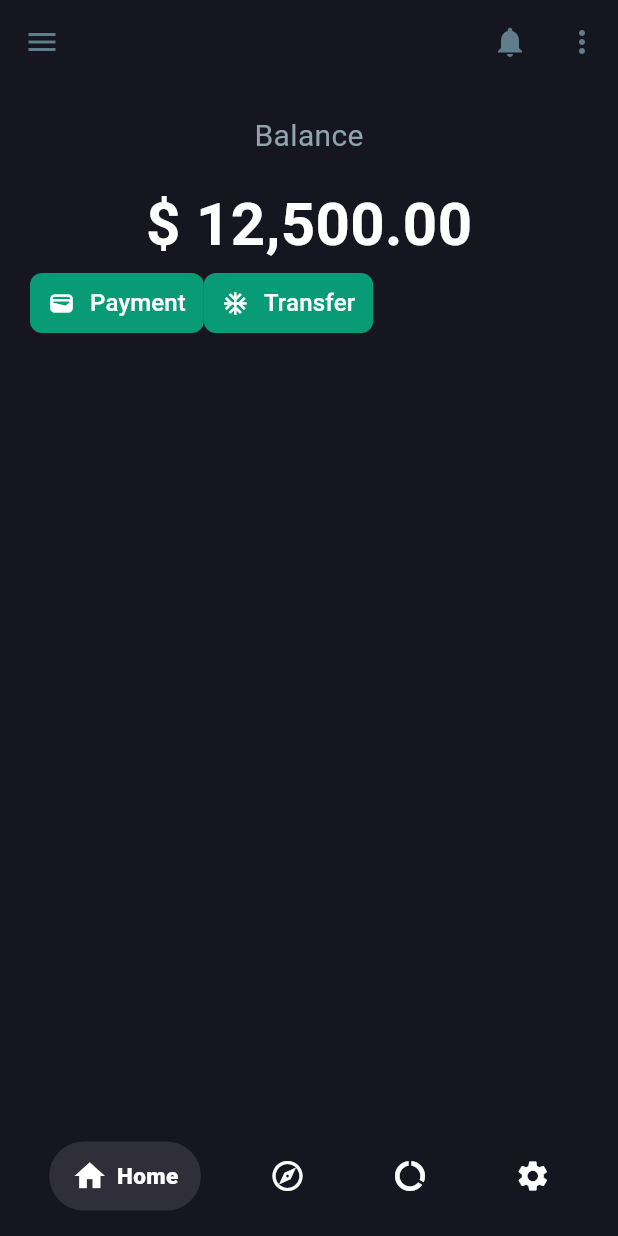
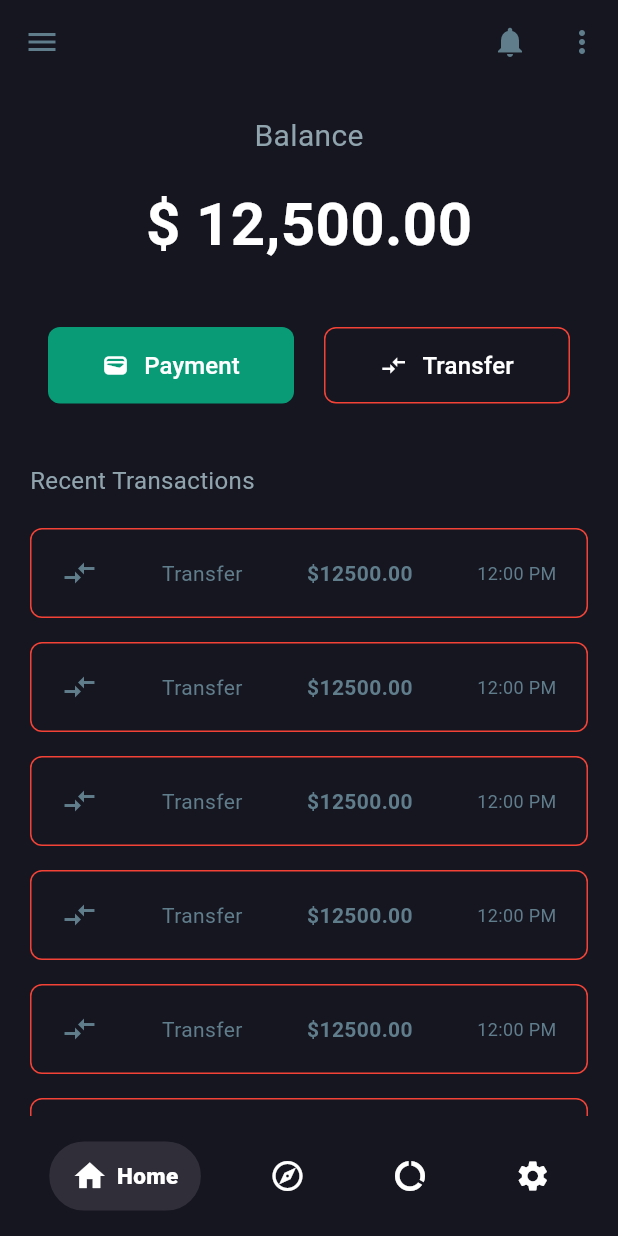
Before and after one commit to zgjff/flutter_demos, a Flutter app: the screen it shows after launch, after a tap on "Payment", on a phone screen of 412 x 824 dp. Run offline on Flutter 3.47's test engine with Material 3 defaults, Android fonts, the light colour scheme and no system bars; our stand-ins replace carousel_slider, equatable, fl_chart, flutter_bloc, flutter_svg, responsive_builder and 1 more.

```diff
--- a/wallet_chart/lib/main.dart
+++ b/wallet_chart/lib/main.dart
@@ -13,6 +13,7 @@ class MyApp extends StatelessWidget {
   Widget build(BuildContext context) {
     return MaterialApp(
       title: 'Flutter Demo',
+      debugShowCheckedModeBanner: false,
       theme: ThemeData.dark(useMaterial3: true).copyWith(
         colorScheme: ColorScheme.fromSeed(seedColor: Colors.greenAccent),
         scaffoldBackgroundColor: const Color(0xff161621),
--- a/wallet_chart/lib/pages/home_page.dart
+++ /dev/null
@@ -1,112 +0,0 @@
-import 'package:flutter/material.dart';
-import 'package:styled_widget/styled_widget.dart';
-
-class HomePage extends StatefulWidget {
-  const HomePage({super.key});
-
-  @override
-  State<HomePage> createState() => _HomePageState();
-}
-
-class _HomePageState extends State<HomePage>
-    with AutomaticKeepAliveClientMixin {
-  @override
-  bool get wantKeepAlive => true;
-
-  @override
-  Widget build(BuildContext context) {
-    super.build(context);
-    return Scaffold(
-      appBar: AppBar(
-        leading: IconButton(
-          icon: const Icon(Icons.menu),
-          onPressed: () {},
-        ),
-        actions: [
-          IconButton(
-            icon: const Icon(Icons.notifications),
-            onPressed: () {},
-          ),
-          IconButton(
-            icon: const Icon(Icons.more_vert),
-            onPressed: () {},
-          )
-        ],
-      ),
-      body: Padding(
-        padding: const EdgeInsets.symmetric(horizontal: 20),
-        child: CustomScrollView(
-          slivers: [
-            SliverToBoxAdapter(
-              child: Column(
-                children: [
-                  const SizedBox(height: 20),
-                  const Text('Balance')
-                      .fontSize(20)
-                      .textColor(Colors.blueGrey.shade300),
-                  const SizedBox(height: 16),
-                  const Text('\$ 12,500.00')
-                      .fontSize(40)
-                      .textColor(Colors.white)
-                      .fontWeight(FontWeight.bold),
-                  Row(
-                    children: [
-                      TextButton(
-                          onPressed: () {},
-                          style: ButtonStyle(
-                            backgroundColor: WidgetStateProperty.all(
-                                const Color(0xff02d39a).withOpacity(0.7)),
-                            shape: WidgetStateProperty.all(
-                              RoundedRectangleBorder(
-                                borderRadius: BorderRadius.circular(8),
-                              ),
-                            ),
-                          ),
-                          // shape: RoundedRectangleBorder(side: BorderSide(color: const Color(0xff02d39a).withOpacity(0.7)),),
-                          child: Row(
-                            children: [
-                              const Icon(
-                                Icons.wallet,
-                                color: Colors.white,
-                              ),
-                              const SizedBox(width: 10),
-                              const Text('Payment')
-                                  .fontSize(16)
-                                  .textColor(Colors.white),
-                            ],
-                          )),
-                      TextButton(
-                          onPressed: () {},
-                          style: ButtonStyle(
-                            backgroundColor: WidgetStateProperty.all(
-                                const Color(0xff02d39a).withOpacity(0.7)),
-                            shape: WidgetStateProperty.all(
-                              RoundedRectangleBorder(
-                                borderRadius: BorderRadius.circular(8),
-                              ),
-                            ),
-                          ),
-                          // shape: RoundedRectangleBorder(side: BorderSide(color: const Color(0xff02d39a).withOpacity(0.7)),),
-                          child: Row(
-                            children: [
-                              const Icon(
-                                Icons.ac_unit,
-                                color: Colors.white,
-                              ),
-                              const SizedBox(width: 10),
-                              const Text('Transfer')
-                                  .fontSize(16)
-                                  .textColor(Colors.white),
-                            ],
-                          )),
-                    ],
-                  ),
-                ],
-              ),
-            ),
-          ],
-        ),
-      ),
-    );
-  }
-}
--- /dev/null
+++ b/wallet_chart/lib/pages/home_page/cubit/home_page_cubit.dart
@@ -0,0 +1,12 @@
+import 'package:equatable/equatable.dart';
+import 'package:flutter_bloc/flutter_bloc.dart';
+
+part 'home_page_state.dart';
+
+class HomePageCubit extends Cubit<HomePageState> {
+  HomePageCubit() : super(const HomePageState(title: ''));
+
+  void changeShowTitle(bool yesOrNo) {
+    emit(HomePageState(title: yesOrNo ? 'Balance' : ''));
+  }
+}
--- /dev/null
+++ b/wallet_chart/lib/pages/home_page/cubit/home_page_state.dart
@@ -0,0 +1,12 @@
+part of 'home_page_cubit.dart';
+
+final class HomePageState extends Equatable {
+  const HomePageState({required String title}) : _title = title;
+
+  final String _title;
+
+  String title() => _title;
+
+  @override
+  List<Object> get props => [_title];
+}
--- /dev/null
+++ b/wallet_chart/lib/pages/home_page/home_page.dart
@@ -0,0 +1,187 @@
+import 'package:flutter/material.dart';
+import 'package:flutter_bloc/flutter_bloc.dart';
+import 'package:styled_widget/styled_widget.dart';
+import 'package:wallet_chart/pages/home_page/cubit/home_page_cubit.dart';
+
+import 'transaction_card.dart';
+
+class HomePage extends StatefulWidget {
+  const HomePage({super.key});
+
+  @override
+  State<HomePage> createState() => _HomePageState();
+}
+
+final _appBarKey = GlobalKey();
+
+class _HomePageState extends State<HomePage>
+    with AutomaticKeepAliveClientMixin {
+  @override
+  bool get wantKeepAlive => true;
+
+  ScrollController? _scrollController;
+
+  @override
+  void initState() {
+    _scrollController = ScrollController();
+    _scrollController?.addListener(_scrollViewDidScroll);
+    super.initState();
+  }
+
+  @override
+  void dispose() {
+    _scrollController?.dispose();
+    _scrollController = null;
+    super.dispose();
+  }
+
+  void _scrollViewDidScroll() {
+    var cubit = _appBarKey.currentContext?.read<HomePageCubit>();
+    if (cubit == null) {
+      return;
+    }
+    if (_scrollController == null) {
+      cubit.changeShowTitle(false);
+      return;
+    }
+    bool showTitle = _scrollController!.offset > 40;
+    cubit.changeShowTitle(showTitle);
+  }
+
+  @override
+  Widget build(BuildContext context) {
+    super.build(context);
+    return BlocProvider(
+      create: (_) => HomePageCubit(),
+      child: Scaffold(
+        appBar: AppBar(
+          key: _appBarKey,
+          leading: IconButton(
+            icon: const Icon(Icons.menu),
+            onPressed: () {},
+          ),
+          title: Builder(builder: (_) {
+            return BlocBuilder<HomePageCubit, HomePageState>(
+              builder: (context, state) {
+                return Text(state.title()).textColor(Colors.white);
+              },
+            );
+          }),
+          centerTitle: true,
+          actions: [
+            IconButton(
+              icon: const Icon(Icons.notifications),
+              onPressed: () {},
+            ),
+            IconButton(
+              icon: const Icon(Icons.more_vert),
+              onPressed: () {},
+            )
+          ],
+        ),
+        body: Padding(
+          padding: const EdgeInsets.symmetric(horizontal: 20),
+          child: CustomScrollView(
+            controller: _scrollController,
+            slivers: [
+              SliverToBoxAdapter(
+                child: Column(
+                  children: [
+                    const SizedBox(height: 20),
+                    const Text('Balance')
+                        .fontSize(20)
+                        .textColor(Colors.blueGrey.shade300),
+                    const SizedBox(height: 16),
+                    const Text('\$ 12,500.00')
+                        .fontSize(40)
+                        .textColor(Colors.white)
+                        .fontWeight(FontWeight.bold),
+                    Padding(
+                      padding: const EdgeInsets.symmetric(
+                          horizontal: 12, vertical: 40),
+                      child: Row(
+                        children: [
+                          TextButton(
+                              onPressed: () {},
+                              style: ButtonStyle(
+                                backgroundColor: WidgetStateProperty.all(
+                                    const Color(0xff02d39a).withOpacity(0.7)),
+                                shape: WidgetStateProperty.all(
+                                  RoundedRectangleBorder(
+                                    borderRadius: BorderRadius.circular(8),
+                                  ),
+                                ),
+                              ),
+                              child: SizedBox(
+                                height: 35,
+                                child: Row(
+                                  mainAxisAlignment: MainAxisAlignment.center,
+                                  children: [
+                                    const Icon(
+                                      Icons.wallet,
+                                      color: Colors.white,
+                                    ),
+                                    const SizedBox(width: 10),
+                                    const Text('Payment')
+                                        .fontSize(16)
+                                        .textColor(Colors.white),
+                                  ],
+                                ),
+                              )).expanded(),
+                          const SizedBox(width: 20),
+                          TextButton(
+                            onPressed: () {},
+                            style: ButtonStyle(
+                              backgroundColor: WidgetStateProperty.all(
+                                  Theme.of(context).scaffoldBackgroundColor),
+                              shape: WidgetStateProperty.all(
+                                RoundedRectangleBorder(
+                                  side: const BorderSide(color: Colors.red),
+                                  borderRadius: BorderRadius.circular(8),
+                                ),
+                              ),
+                            ),
+                            child: SizedBox(
+                              height: 35,
+                              child: Row(
+                                mainAxisAlignment: MainAxisAlignment.center,
+                                children: [
+                                  const Icon(
+                                    Icons.compare_arrows,
+                                    color: Colors.white,
+                                  ),
+                                  const SizedBox(width: 10),
+                                  const Text('Transfer')
+                                      .fontSize(16)
+                                      .textColor(Colors.white),
+                                ],
+                              ),
+                            ),
+                          ).expanded(),
+                        ],
+                      ),
+                    ),
+                    [
+                      const Text('Recent Transactions')
+                          .fontSize(16)
+                          .textColor(Colors.blueGrey.shade300)
+                    ].toRow(),
+                    const SizedBox(height: 20),
+                  ],
+                ),
+              ),
+              SliverPrototypeExtentList.builder(
+                itemCount: 50,
+                itemBuilder: (context, index) {
+                  return const TransactionCard(
+                      money: '\$12500.00', time: '12:00 PM');
+                },
+                prototypeItem: const TransactionCard(money: '', time: ''),
+              ),
+            ],
+          ),
+        ),
+      ),
+    );
+  }
+}
--- /dev/null
+++ b/wallet_chart/lib/pages/home_page/transaction_card.dart
@@ -0,0 +1,42 @@
+import 'package:flutter/material.dart';
+import 'package:styled_widget/styled_widget.dart';
+
+class TransactionCard extends StatelessWidget {
+  const TransactionCard({
+    super.key,
+    required this.money,
+    required this.time,
+  });
+
+  final String money, time;
+
+  @override
+  Widget build(BuildContext context) {
+    return Column(
+      children: [
+        Container(
+          height: 60,
+          padding: const EdgeInsets.symmetric(horizontal: 20),
+          decoration: BoxDecoration(
+            color: Theme.of(context).scaffoldBackgroundColor,
+            border: Border.all(color: Colors.red),
+            borderRadius: BorderRadius.circular(8),
+          ),
+          child: [
+            const Icon(
+              Icons.compare_arrows,
+              color: Colors.blueGrey,
+            ),
+            const Text('Transfer').textColor(Colors.blueGrey),
+            Text(money).textColor(Colors.blueGrey).fontWeight(FontWeight.bold),
+            Text(time).textColor(Colors.blueGrey).fontSize(12),
+          ].toRow(mainAxisAlignment: MainAxisAlignment.spaceBetween),
+        ),
+        const Divider(
+          height: 16,
+          color: Colors.transparent,
+        ),
+      ],
+    );
+  }
+}
--- a/wallet_chart/lib/pages/pages.dart
+++ b/wallet_chart/lib/pages/pages.dart
@@ -1,4 +1,4 @@
 export 'discover_page.dart';
-export 'home_page.dart';
+export 'home_page/home_page.dart';
 export 'info_page.dart';
 export 'settings_page.dart';
```
